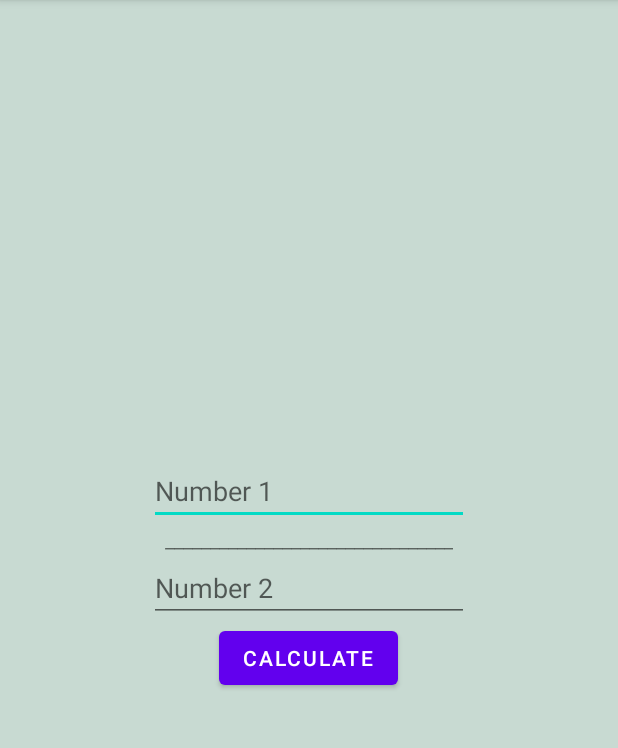
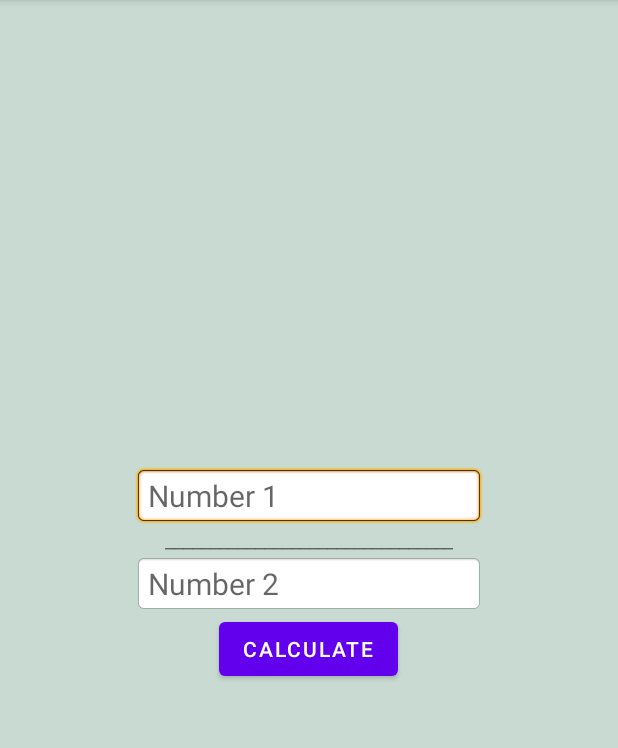
Before and after one commit to Korkmatik/Smartphone-Software-Development, an Android app: the screen it shows after launch (MainActivity), on a phone screen of 412 x 824 dp, the part 84-832 px from its top. Run offline under Robolectric (Android 15) with nearby library versions, the phone set to English and light mode, and no system bars.

Commit message:
Add background for input text

```diff
--- a/Reduce/app/src/main/res/layout/activity_main.xml
+++ b/Reduce/app/src/main/res/layout/activity_main.xml
@@ -11,9 +11,11 @@
         android:id="@+id/zaehler"
         android:layout_width="wrap_content"
         android:layout_height="wrap_content"
+        android:background="@android:drawable/editbox_background"
         android:ems="10"
         android:hint="Number 1"
-        android:inputType="textPersonName" />
+        android:inputType="textPersonName"
+        android:textSize="20sp" />
 
     <TextView
         android:layout_width="wrap_content"
@@ -24,9 +26,11 @@
         android:id="@+id/nenner"
         android:layout_width="wrap_content"
         android:layout_height="wrap_content"
+        android:background="@android:drawable/editbox_background"
         android:ems="10"
         android:hint="Number 2"
-        android:inputType="textPersonName" />
+        android:inputType="textPersonName"
+        android:textSize="20sp" />
 
     <Button
         android:id="@+id/btn_calculate"
```
